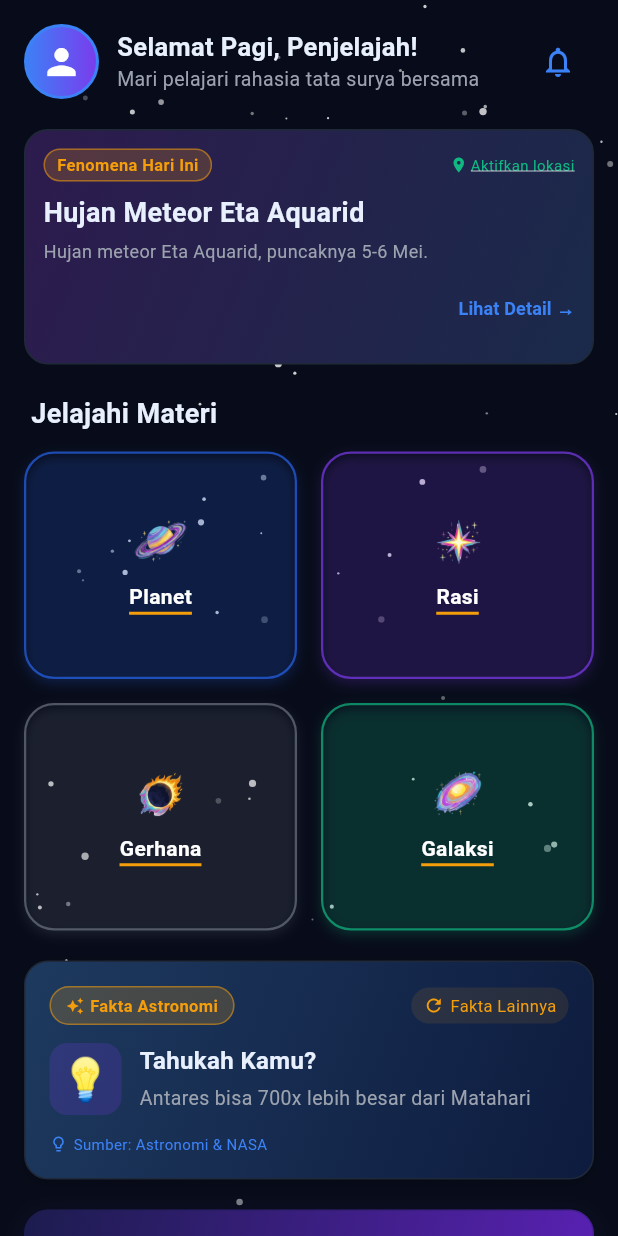
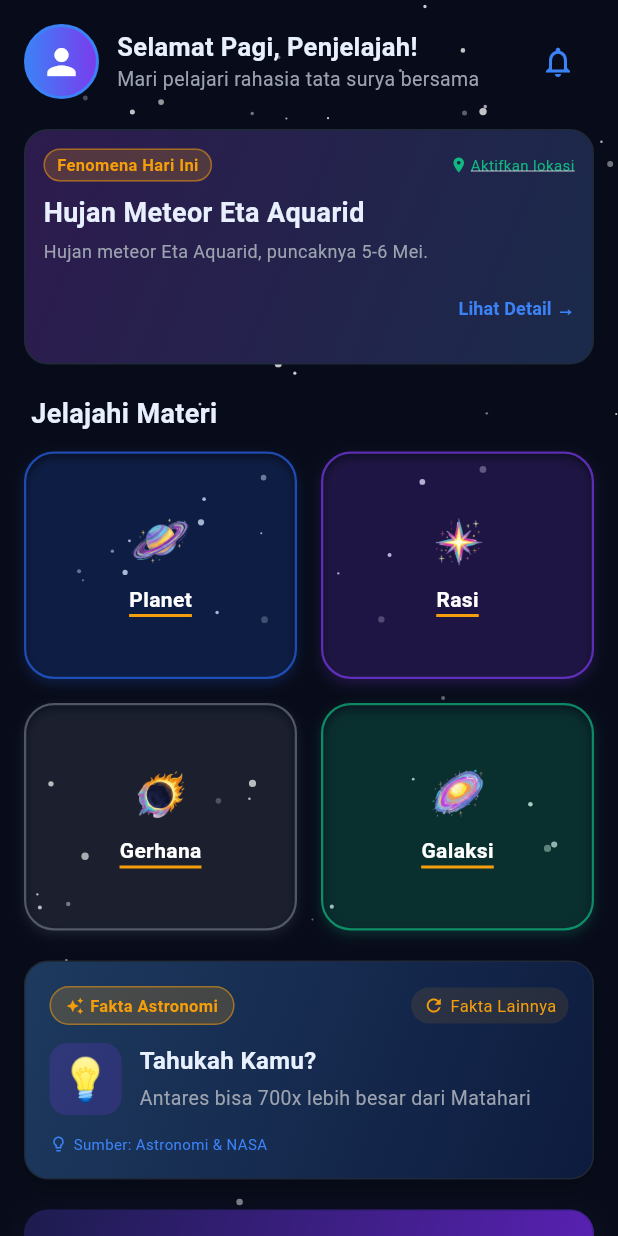
Before and after one commit to mandltf/astroEdu, a Flutter app: the HomeScreen screen opened directly, on a phone screen of 412 x 824 dp. Run offline on Flutter 3.47's test engine with Material 3 defaults, Android fonts, the light colour scheme and no system bars; our stand-ins replace flutter_local_notifications, geolocator, google_generative_ai, image_picker, local_auth, shared_preferences and 2 more; missing offline and left inert: encrypt; accounts and stored records are empty.

Commit message:
besarin icon

```diff
--- a/lib/views/screens/home/home_screen.dart
+++ b/lib/views/screens/home/home_screen.dart
@@ -430,8 +430,8 @@ class _HomeScreenState extends State<HomeScreen> {
                 children: [
                   Image.asset(
                     m['image'] as String,
-                    width: 36,
-                    height: 36,
+                    width: 39,
+                    height: 39,
                     // Hapus color agar gambar tetap warna asli
                   ),
                   const SizedBox(height: 8),
```
